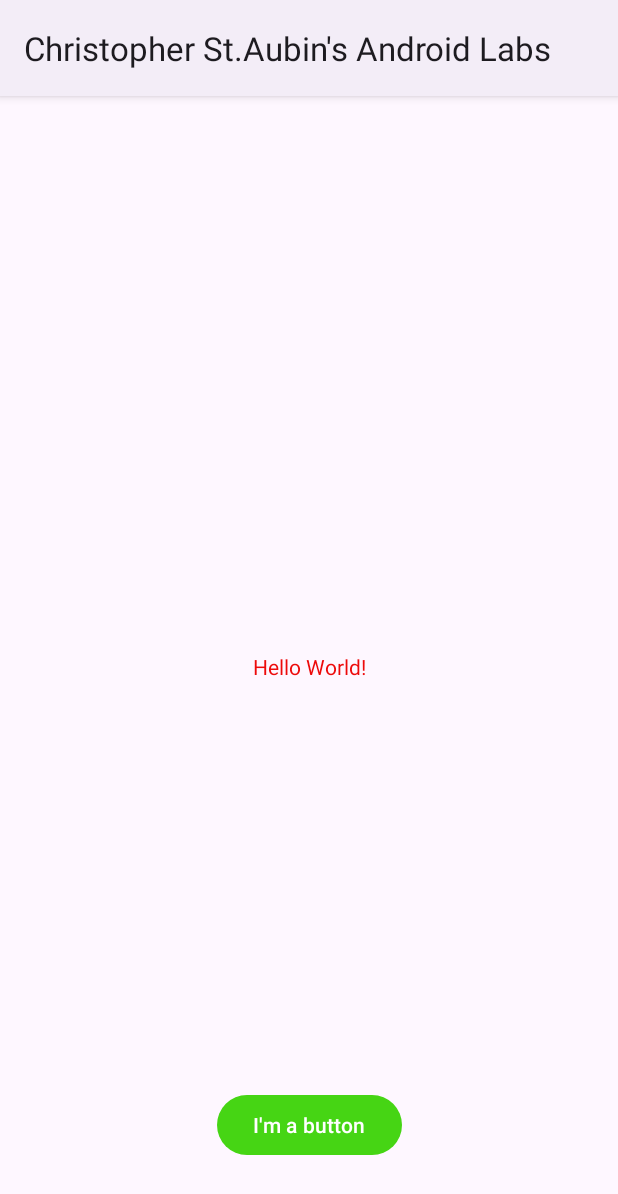
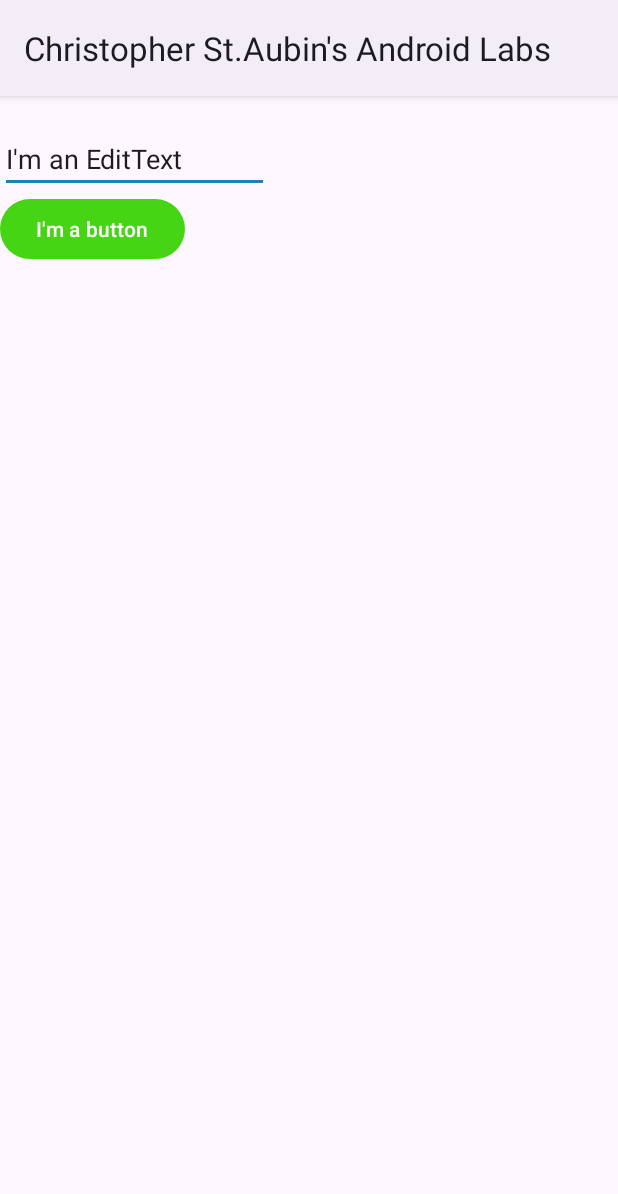
Before and after one commit to Staubs92/Christopher_St.Aubin_Android_Labs, an Android app: the screen it shows after launch (MainActivity), on a phone screen of 412 x 824 dp. Shown: the top 1194 px of the screen. Run offline under Robolectric (Android 15) with nearby library versions, the phone set to English and light mode, and no system bars.

```diff
--- a/app/build.gradle
+++ b/app/build.gradle
@@ -5,6 +5,10 @@ plugins {
 android {
     namespace 'algonquin.cst2335.stau0055'
     compileSdk 33
+
+    buildFeatures {
+        viewBinding true
+    }
 
     defaultConfig {
         applicationId "algonquin.cst2335.stau0055"
--- a/app/src/main/java/algonquin/cst2335/stau0055/MainActivity.java
+++ b/app/src/main/java/algonquin/cst2335/stau0055/MainActivity.java
@@ -1,14 +1,33 @@
 package algonquin.cst2335.stau0055;
 
 import androidx.appcompat.app.AppCompatActivity;
+import androidx.lifecycle.ViewModelProvider;
 
 import android.os.Bundle;
 
+import algonquin.cst2335.stau0055.databinding.ActivityMainBinding;
+import algonquin.cst2335.stau0055.MainViewModel;
+
 public class MainActivity extends AppCompatActivity {
+
+    private ActivityMainBinding variableBinding;
+    private MainViewModel model;
 
     @Override
     protected void onCreate(Bundle savedInstanceState) {
         super.onCreate(savedInstanceState);
-        setContentView(R.layout.activity_main);
+
+        model = new ViewModelProvider(this).get(MainViewModel.class);
+
+        variableBinding = ActivityMainBinding.inflate(getLayoutInflater());
+        setContentView( variableBinding.getRoot());
+
+        variableBinding.textview.setText(model.editString);
+        variableBinding.mybutton.setOnClickListener( vw ->
+        {
+            model.editString = variableBinding.myedittext.getText().toString();
+            variableBinding.textview.setText("Your edit text has: " + model.editString);
+        });
+
     }
 }
--- /dev/null
+++ b/app/src/main/java/algonquin/cst2335/stau0055/MainViewModel.java
@@ -0,0 +1,7 @@
+package algonquin.cst2335.stau0055;
+
+import androidx.lifecycle.ViewModel;
+
+public class MainViewModel extends ViewModel {
+    public String editString;
+}
--- a/app/src/main/res/layout/activity_main.xml
+++ b/app/src/main/res/layout/activity_main.xml
@@ -1,28 +1,34 @@
 <?xml version="1.0" encoding="utf-8"?>
-<androidx.constraintlayout.widget.ConstraintLayout xmlns:android="http://schemas.android.com/apk/res/android"
-    xmlns:app="http://schemas.android.com/apk/res-auto"
+<LinearLayout
+    xmlns:android="http://schemas.android.com/apk/res/android"
     xmlns:tools="http://schemas.android.com/tools"
     android:layout_width="match_parent"
     android:layout_height="match_parent"
-    tools:context=".MainActivity">
+    tools:context=".MainActivity"
+    android:orientation="vertical">
 
     <TextView
         android:layout_width="wrap_content"
         android:layout_height="wrap_content"
         android:text="@string/hello_message"
-        app:layout_constraintBottom_toBottomOf="parent"
-        app:layout_constraintEnd_toEndOf="parent"
-        app:layout_constraintStart_toStartOf="parent"
-        app:layout_constraintTop_toTopOf="parent" />
+        android:id="@+id/textview"
+         />
+
+    <EditText
+        android:layout_width="wrap_content"
+        android:layout_height="wrap_content"
+        android:text="@string/edit_message"
+        android:id="@+id/myedittext"
+        android:hint="@string/hint_text"
+        />
 
     <Button
         android:layout_width="wrap_content"
         android:layout_height="wrap_content"
         android:layout_marginBottom="50dp"
         android:text="@string/button_message"
-        app:layout_constraintBottom_toBottomOf="parent"
-        app:layout_constraintEnd_toEndOf="parent"
-        app:layout_constraintHorizontal_bias="0.5"
-        app:layout_constraintStart_toStartOf="parent" />
+        android:id="@+id/mybutton"
+         />
 
-</androidx.constraintlayout.widget.ConstraintLayout>
+
+</LinearLayout>
--- a/app/src/main/res/values/strings.xml
+++ b/app/src/main/res/values/strings.xml
@@ -2,4 +2,7 @@
     <string name="app_name">Christopher St.Aubin\'s Android Labs</string>
     <string name="hello_message">Hello World!</string>
     <string name="button_message">I\'m a button</string>
+    <string name="edit_message">I\'m an EditText</string>
+    <string name="hint_text">Write something here</string>
+
 </resources>
```
